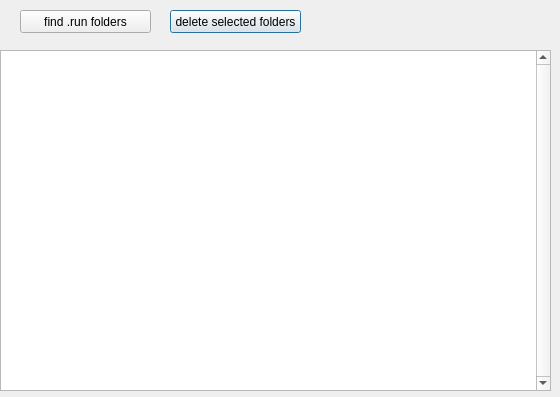
Old version of the form QtDesign/FileManagementForm.ui in the repository johnmgregoire/JCAPDataProcess.
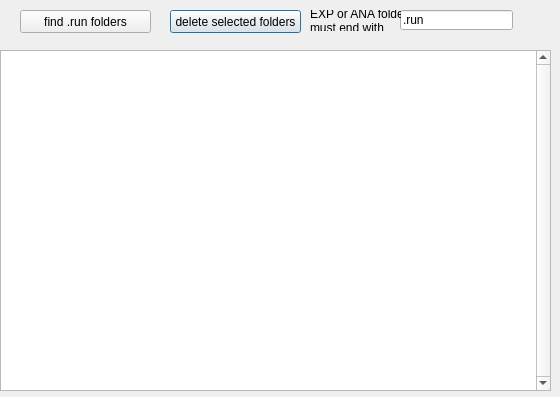
New version of the form.

Patch:
```diff
--- a/QtDesign/FileManagementForm.ui
+++ b/QtDesign/FileManagementForm.ui
@@ -75,6 +75,33 @@
     <string>find .run folders</string>
    </property>
   </widget>
+  <widget class="QLineEdit" name="endswithLineEdit">
+   <property name="geometry">
+    <rect>
+     <x>400</x>
+     <y>10</y>
+     <width>113</width>
+     <height>20</height>
+    </rect>
+   </property>
+   <property name="text">
+    <string>.run</string>
+   </property>
+  </widget>
+  <widget class="QLabel" name="label">
+   <property name="geometry">
+    <rect>
+     <x>310</x>
+     <y>10</y>
+     <width>91</width>
+     <height>21</height>
+    </rect>
+   </property>
+   <property name="text">
+    <string>EXP or ANA folder
+must end with </string>
+   </property>
+  </widget>
  </widget>
  <resources/>
  <connections/>
```
